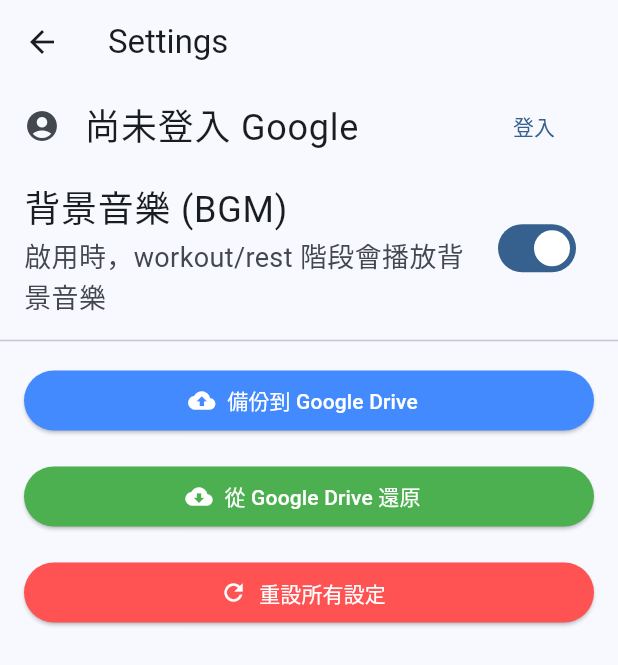
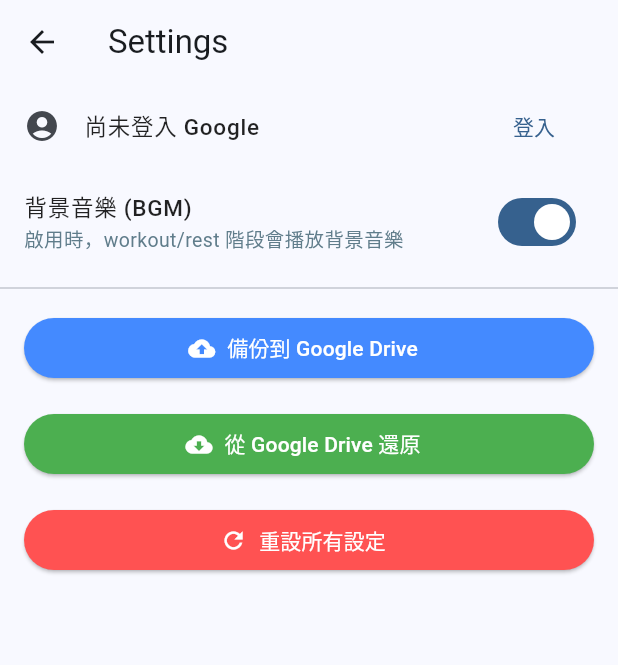
Before and after one commit to brianhsux/TabataApp, a Flutter app: the SettingsScreen screen opened directly, on a phone screen of 412 x 824 dp. Shown: the top 665 px of the screen. Run offline on Flutter 3.47's test engine with Material 3 defaults, Android fonts, the phone set to English and light mode, and no system bars; our stand-ins replace audioplayers, dropdown_button2, google_mobile_ads, google_sign_in, googleapis_auth, pie_chart and 5 more; missing offline and left inert: googleapis; accounts and stored records are empty; network calls fail.

Commit message:
Improves BGM handling and UI of settings
Enhances BGM playback reliability by re-instantiating the audio player.
Also adds error handling for BGM to avoid crashes and dispose audio player to release resources.

Improves settings screen UI.

```diff
--- a/lib/main.dart
+++ b/lib/main.dart
@@ -1701,21 +1701,26 @@
     final state = Provider.of<TabataState>(context, listen: false);
     if (!state.bgmEnabled) return;
     await _stopBgm();
-    _bgmPlayer = AudioPlayer();
-    String asset = phase == 'workout' ? 'sounds/mystery.wav' : 'sounds/rest.wav';
-    await _bgmPlayer!.setSource(AssetSource(asset));
-    await _bgmPlayer!.setReleaseMode(ReleaseMode.loop);
-    await _bgmPlayer!.resume();
+    try {
+      _bgmPlayer = AudioPlayer(); // 每次都 new 新的
+      String asset = phase == 'workout' ? 'sounds/mystery.wav' : 'sounds/rest.wav';
+      await _bgmPlayer!.setSource(AssetSource(asset));
+      await _bgmPlayer!.setReleaseMode(ReleaseMode.loop);
+      await _bgmPlayer!.resume();
+    } catch (e) {
+      debugPrint('播放 BGM 失敗: $e');
+      _bgmPlayer = null;
+    }
   }
 
   Future<void> _stopBgm() async {
     if (_bgmPlayer != null) {
       try {
         await _bgmPlayer!.stop();
+        await _bgmPlayer!.dispose();
       } catch (e) {
         debugPrint('Error stopping BGM: ' + e.toString());
       }
-      await _bgmPlayer!.dispose();
       _bgmPlayer = null;
     }
   }
--- a/lib/settings_screen.dart
+++ b/lib/settings_screen.dart
@@ -397,8 +397,14 @@
                 backgroundImage: NetworkImage(_currentUser!.photoUrl ?? ''),
                 child: _currentUser!.photoUrl == null ? Icon(Icons.account_circle) : null,
               ),
-              title: Text(_currentUser!.displayName ?? _currentUser!.email),
-              subtitle: Text(_currentUser!.email),
+              title: Text(
+                _currentUser!.displayName ?? _currentUser!.email,
+                style: TextStyle(fontSize: 15, fontWeight: FontWeight.w500, color: Colors.black87),
+              ),
+              subtitle: Text(
+                _currentUser!.email,
+                style: TextStyle(fontSize: 13, color: Colors.blueGrey[700]),
+              ),
               trailing: TextButton(
                 onPressed: _handleSignOut,
                 child: Text('登出'),
@@ -407,15 +413,24 @@
           else
             ListTile(
               leading: Icon(Icons.account_circle),
-              title: Text('尚未登入 Google'),
+              title: Text(
+                '尚未登入 Google',
+                style: TextStyle(fontSize: 15, fontWeight: FontWeight.w500, color: Colors.black87),
+              ),
               trailing: TextButton(
                 onPressed: _handleSignIn,
                 child: Text('登入'),
               ),
             ),
           SwitchListTile(
-            title: Text('背景音樂 (BGM)'),
-            subtitle: Text('啟用時，workout/rest 階段會播放背景音樂'),
+            title: Text(
+              '背景音樂 (BGM)',
+              style: TextStyle(fontSize: 15, fontWeight: FontWeight.w500, color: Colors.black87),
+            ),
+            subtitle: Text(
+              '啟用時，workout/rest 階段會播放背景音樂',
+              style: TextStyle(fontSize: 13, color: Colors.blueGrey),
+            ),
             value: tabataState.bgmEnabled,
             onChanged: (value) {
               tabataState.setBgmEnabled(value);
```
